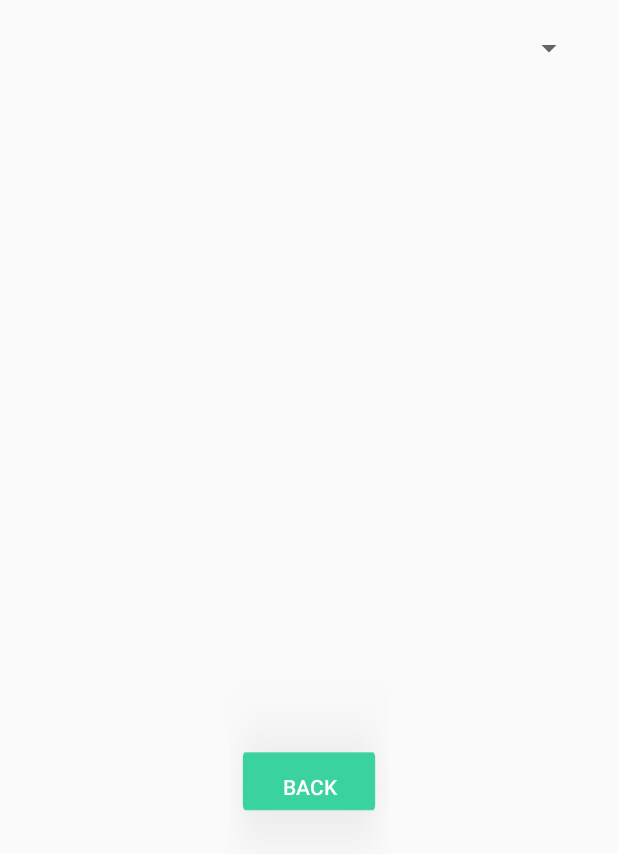
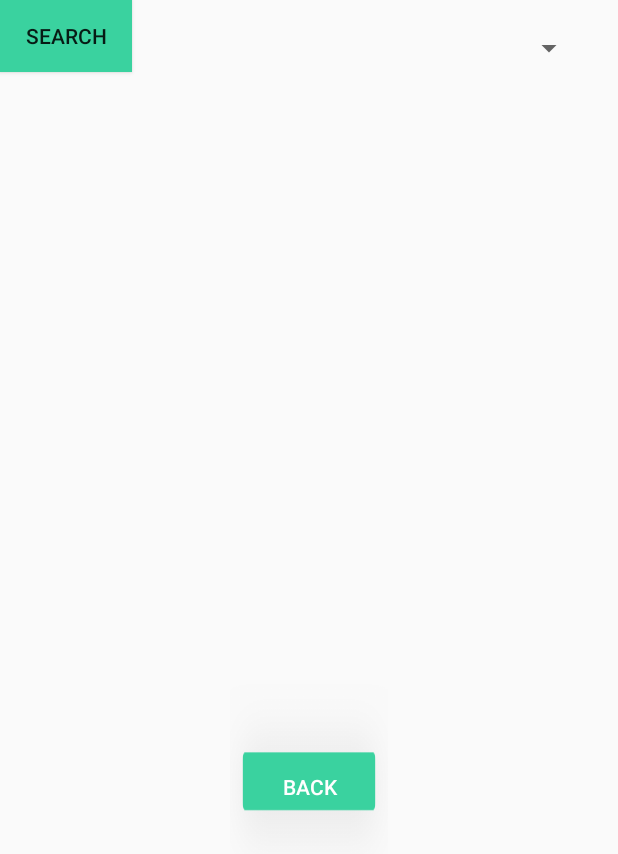
Before and after one commit to DavyWk/DonationsStation26, an Android app: the ItemCategoryActivity screen opened directly, with no data from a screen before it, on a phone screen of 412 x 824 dp. Shown: the top 854 px of the screen. Run offline under Robolectric (Android 15) with nearby library versions, the phone set to English and light mode, and no system bars.

Commit message:
added search button to activity_item_category.xml

```diff
--- a/app/src/main/res/layout/activity_item_category.xml
+++ b/app/src/main/res/layout/activity_item_category.xml
@@ -49,4 +49,15 @@
         app:layout_constraintStart_toStartOf="parent"
         app:layout_constraintTop_toTopOf="parent"
         app:layout_constraintVertical_bias="0.015" />
+
+        <Button
+        android:id="@+id/button7"
+        android:layout_width="wrap_content"
+        android:layout_height="wrap_content"
+        android:background="@color/colorAccent"
+        android:onClick="onSearchButtonPressed"
+        android:text="Search"
+        tools:layout_editor_absoluteX="32dp"
+        tools:layout_editor_absoluteY="502dp" />
+
 </android.support.constraint.ConstraintLayout>
```
